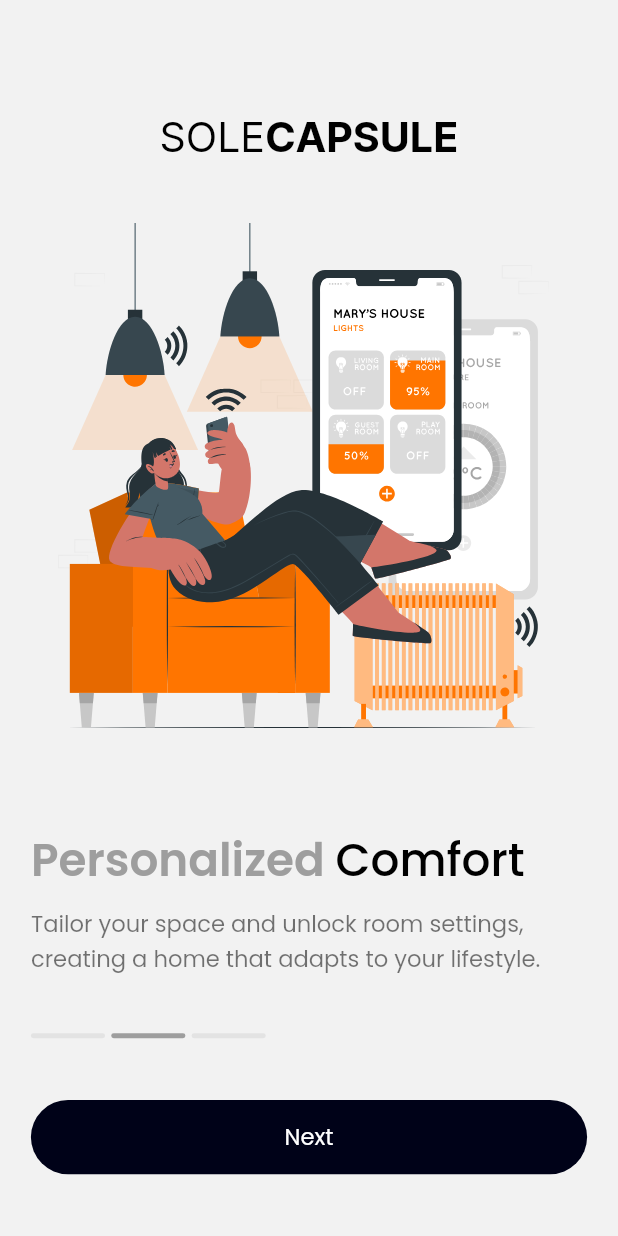
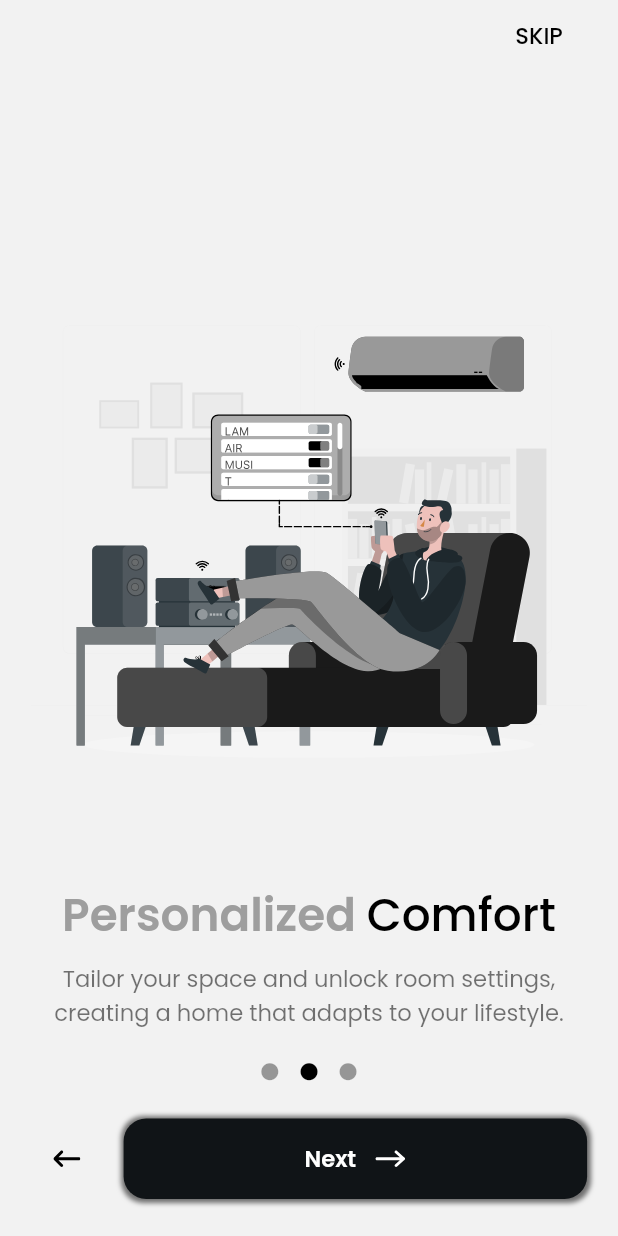
Before and after one commit to mideunlocked/sole-capsule, a Flutter app: the screen it shows after launch, after a tap on "Next", on a phone screen of 412 x 824 dp. Run offline on Flutter 3.47's test engine with Material 3 defaults, Android fonts, the phone set to English and light mode, and no system bars; drawn by our look-alikes of carousel_slider; our stand-ins replace cloud_firestore, firebase_auth, firebase_core, firebase_messaging, firebase_storage, flutter_blue_plus and 17 more; missing offline and left inert: encrypt, firebase_app_check, flutter_stripe, remove_bg, wifi_iot; accounts and stored records are empty; project files that could hold a hidden picture were left out.

Commit message:
new commit

```diff
--- a/lib/helpers/app_contants.dart
+++ b/lib/helpers/app_contants.dart
@@ -1,8 +1,8 @@
 class AppConstants {
   //onboarding constants
-  static const String onboarding1 = 'assets/images/1.svg';
-  static const String onboarding2 = 'assets/images/2.svg';
-  static const String onboarding3 = 'assets/images/3.svg';
+  static const String onboarding1 = 'assets/images/0.svg';
+  static const String onboarding2 = 'assets/images/onboarding/onboard.svg';
+  static const String onboarding3 = 'assets/images/onboarding/onboard2.svg';
   static const String onboarding4 = 'assets/images/4.svg';
 
   // icons
--- a/lib/screens/onboarding_screens/onboarding_screen.dart
+++ b/lib/screens/onboarding_screens/onboarding_screen.dart
@@ -1,12 +1,14 @@
+import 'package:carousel_slider/carousel_slider.dart';
 import 'package:flutter/material.dart';
+import 'package:flutter_svg/flutter_svg.dart';
 import 'package:provider/provider.dart';
 import 'package:sizer/sizer.dart';
+import 'package:video_player/video_player.dart';
 
 import '../../helpers/onboarding_data.dart';
 import '../../provider/theme_mode_provider.dart';
-import '../../widgets/general_widgets/app_name.dart';
-import '../../widgets/general_widgets/custom_button.dart';
 import '../../widgets/general_widgets/padded_screen_widget.dart';
+import '../../widgets/onboarding_widgets/onboarding_button.dart';
 import '../../widgets/onboarding_widgets/onboarding_indicator.dart';
 import '../../widgets/onboarding_widgets/onboarding_widget.dart';
 
@@ -22,76 +24,158 @@ class OnboardingScreen extends StatefulWidget {
 class _OnboardingScreenState extends State<OnboardingScreen> {
   int currentIndex = 0;
 
-  final pageController = PageController(initialPage: 0);
+  final carouselController = CarouselSliderController();
+
+  late VideoPlayerController _controller;
 
   @override
   void initState() {
     super.initState();
 
     Future.delayed(Duration.zero, resetThemeMode);
+    initVideoPlayer();
   }
 
-  @override
-  void dispose() {
-    super.dispose();
+  void initVideoPlayer() async {
+    String videoUrl = 'assets/videos/sole.mp4';
 
-    pageController.dispose();
+    _controller = VideoPlayerController.asset(videoUrl);
+
+    await _controller.initialize().then((_) {
+      setState(() {});
+      _controller.play();
+      _controller.setLooping(true);
+      _controller.setVolume(0);
+    });
   }
 
   @override
   Widget build(BuildContext context) {
-    var sizedBox = SizedBox(height: 5.h);
-
     return Scaffold(
-      body: PaddedScreenWidget(
-        child: Column(
+      body: Stack(
         children: [
-            sizedBox,
-            AppName(
-              size: 20.sp,
-            ),
-            sizedBox,
-            Expanded(
-              child: PageView.builder(
-                controller: pageController,
-                onPageChanged: (value) => setState(() => currentIndex = value),
-                itemCount: onboardingData.length,
-                itemBuilder: (ctx, index) => OnboardingWidget(
-                  onboarding: onboardingData[index],
+          Visibility(
+            visible: currentIndex == 0,
+            child: SizedBox(
+              height: 100.h,
+              width: 100.w,
+              child: AspectRatio(
+                aspectRatio: 16 / 9,
+                child: VideoPlayer(_controller),
               ),
             ),
           ),
-            SizedBox(
-              height: 0.4.h,
+          Visibility(
+            visible: currentIndex == 0,
+            child: Container(
+              height: 100.h,
               width: 100.w,
-              child: ListView.builder(
-                scrollDirection: Axis.horizontal,
-                physics: const NeverScrollableScrollPhysics(),
-                itemCount: 3,
-                itemBuilder: (ctx, index) {
-                  bool isCurrent = index == currentIndex;
-
-                  return OnboardingIndicator(isCurrent: isCurrent);
-                },
+              color: Colors.black54,
             ),
           ),
-            sizedBox,
-            CustomButton(
-              label: 'Next',
+          SafeArea(
+            child: PaddedScreenWidget(
+              padTop: false,
+              child: Column(
+                children: [
+                  Row(
+                    mainAxisAlignment: MainAxisAlignment.end,
+                    children: [
+                      TextButton(
+                        onPressed: () =>
+                            Navigator.pushNamed(context, '/WelcomeScreen'),
+                        child: Text(
+                          'SKIP',
+                          style: Theme.of(context)
+                              .textTheme
+                              .bodyMedium
+                              ?.copyWith(
+                                  fontWeight: FontWeight.w500,
+                                  color:
+                                      currentIndex == 0 ? Colors.white : null),
+                        ),
+                      ),
+                    ],
+                  ),
+                  const Spacer(),
+                  CarouselSlider(
+                    carouselController: carouselController,
+                    items: onboardingData
+                        .map(
+                          (e) => OnboardingWidget(
+                            onboarding: e,
+                            isColorOpposite: currentIndex == 0,
+                          ),
+                        )
+                        .toList(),
+                    options: CarouselOptions(
+                      initialPage: 0,
+                      viewportFraction: 1,
+                      enlargeCenterPage: false,
+                      reverse: false,
+                      height: 70.h,
+                      enableInfiniteScroll: false,
+                      onPageChanged: (index, _) =>
+                          setState(() => currentIndex = index),
+                    ),
+                  ),
+                  // const Spacer(),
+                  Row(
+                    mainAxisAlignment: MainAxisAlignment.center,
+                    children: [
+                      OnboardingIndicator(
+                        index: 0,
+                        currentIndex: currentIndex,
+                      ),
+                      OnboardingIndicator(
+                        index: 1,
+                        currentIndex: currentIndex,
+                      ),
+                      OnboardingIndicator(
+                        index: 2,
+                        currentIndex: currentIndex,
+                      ),
+                    ],
+                  ),
+                  SizedBox(height: 3.h),
+                  Row(
+                    mainAxisAlignment: MainAxisAlignment.spaceBetween,
+                    children: [
+                      Visibility(
+                        visible: currentIndex > 0,
+                        child: IconButton(
+                          onPressed: () {
+                            carouselController.previousPage(
+                              duration: const Duration(milliseconds: 800),
+                              curve: Curves.fastOutSlowIn,
+                            );
+                          },
+                          icon: SvgPicture.asset(
+                              'assets/icons/arrow_backward.svg'),
+                        ),
+                      ),
+                      OnboardingButton(
+                        width: currentIndex == 0 ? 90.w : 75.w,
+                        colorsOpposite: currentIndex == 0 ? true : false,
                         onTap: () {
                           if (currentIndex != 2) {
-                  pageController.nextPage(
-                    duration: const Duration(seconds: 1),
-                    curve: Curves.easeIn,
+                            carouselController.nextPage(
+                              duration: const Duration(milliseconds: 800),
+                              curve: Curves.fastOutSlowIn,
                             );
                           } else {
                             Navigator.pushNamed(context, '/WelcomeScreen');
                           }
                         },
                       ),
-            sizedBox,
                     ],
                   ),
+                  SizedBox(height: 3.h),
+                ],
+              ),
+            ),
+          ),
+        ],
       ),
     );
   }
--- /dev/null
+++ b/lib/widgets/onboarding_widgets/onboarding_button.dart
@@ -0,0 +1,63 @@
+import 'package:flutter/material.dart';
+import 'package:flutter_svg/flutter_svg.dart';
+import 'package:sizer/sizer.dart';
+
+class OnboardingButton extends StatelessWidget {
+  const OnboardingButton({
+    super.key,
+    this.onTap,
+    required this.width,
+    required this.colorsOpposite,
+  });
+
+  final Function()? onTap;
+  final double width;
+  final bool colorsOpposite;
+
+  @override
+  Widget build(BuildContext context) {
+    var borderRadius = BorderRadius.circular(15);
+
+    return Container(
+      width: width,
+      height: 6.5.h,
+      decoration: BoxDecoration(
+        borderRadius: borderRadius,
+        color: colorsOpposite ? Colors.white : const Color(0xFF101417),
+        boxShadow: [
+          BoxShadow(
+            color: colorsOpposite ? Colors.white30 : Colors.black54,
+            spreadRadius: !colorsOpposite ? 2 : 5,
+            blurStyle: BlurStyle.normal,
+            blurRadius: !colorsOpposite ? 2 : 5,
+            offset: const Offset(0.5, 0.5),
+          ),
+        ],
+      ),
+      alignment: Alignment.center,
+      child: InkWell(
+        onTap: onTap,
+        borderRadius: borderRadius,
+        splashColor: Colors.white,
+        child: Row(
+          mainAxisAlignment: MainAxisAlignment.center,
+          children: [
+            Text(
+              'Next',
+              style: TextStyle(
+                color: colorsOpposite ? Colors.black : Colors.white,
+                fontWeight: FontWeight.w600,
+              ),
+            ),
+            SizedBox(width: 3.w),
+            SvgPicture.asset(
+              'assets/icons/arrow_forward.svg',
+              // ignore: deprecated_member_use
+              color: colorsOpposite ? Colors.black : null,
+            ),
+          ],
+        ),
+      ),
+    );
+  }
+}
--- a/lib/widgets/onboarding_widgets/onboarding_indicator.dart
+++ b/lib/widgets/onboarding_widgets/onboarding_indicator.dart
@@ -1,25 +1,32 @@
 import 'package:flutter/material.dart';
 import 'package:sizer/sizer.dart';
-
-import '../../helpers/app_colors.dart';
 
 class OnboardingIndicator extends StatelessWidget {
   const OnboardingIndicator({
     super.key,
-    required this.isCurrent,
+    required this.index,
+    required this.currentIndex,
   });
 
-  final bool isCurrent;
+  final int index;
+  final int currentIndex;
 
   @override
   Widget build(BuildContext context) {
-    return Container(
-      height: 0.5.h,
-      width: 12.w,
-      margin: EdgeInsets.only(right: 1.w),
-      decoration: BoxDecoration(
-        color: isCurrent ? AppColors.primary : const Color(0xFFE3E3E3),
-        borderRadius: BorderRadius.circular(5),
+    bool isCurrent = index == currentIndex;
+
+    return Padding(
+      padding: EdgeInsets.symmetric(horizontal: 1.5.w),
+      child: Icon(
+        Icons.circle_rounded,
+        color: index == 0 && isCurrent
+            ? isCurrent
+                ? Colors.white
+                : Colors.white60
+            : isCurrent
+                ? Colors.black
+                : Colors.black38,
+        size: 10.sp,
       ),
     );
   }
--- a/lib/widgets/onboarding_widgets/onboarding_widget.dart
+++ b/lib/widgets/onboarding_widgets/onboarding_widget.dart
@@ -9,35 +9,49 @@ class OnboardingWidget extends StatelessWidget {
   const OnboardingWidget({
     super.key,
     required this.onboarding,
+    required this.isColorOpposite,
   });
 
   final Onboarding onboarding;
+  final bool isColorOpposite;
 
   @override
   Widget build(BuildContext context) {
     var of = Theme.of(context);
     var textTheme = of.textTheme;
     var titleMedium = textTheme.titleMedium;
-    var sizedBox = SizedBox(height: 5.h);
 
     return Column(
+      mainAxisAlignment: MainAxisAlignment.center,
       children: [
-        SvgPicture.asset(onboarding.illustration),
-        sizedBox,
-        SizedBox(height: 3.h),
+        SizedBox(height: 8.h),
+        SizedBox(
+          height: 35.h,
+          child: onboarding.illustration.contains('0')
+              ? SizedBox(
+                  height: 30.h,
+                )
+              : Center(
+                  child: SvgPicture.asset(
+                  onboarding.illustration,
+                  fit: BoxFit.cover,
+                )),
+        ),
+        SizedBox(height: 10.h),
         Row(
+          mainAxisAlignment: MainAxisAlignment.center,
           children: [
             Text(
               onboarding.title.first,
               style: titleMedium?.copyWith(
-                color: AppColors.primary,
+                color: isColorOpposite ? Colors.white : AppColors.primary,
               ),
             ),
             Text(
               onboarding.title.last,
               style: titleMedium?.copyWith(
                 fontWeight: FontWeight.w500,
-                color: Colors.black,
+                color: isColorOpposite ? Colors.white60 : Colors.black,
               ),
             ),
           ],
@@ -45,8 +59,9 @@ class OnboardingWidget extends StatelessWidget {
         SizedBox(height: 1.h),
         Text(
           onboarding.subtitle,
-          style: const TextStyle(
-            color: Colors.black54,
+          textAlign: TextAlign.center,
+          style: TextStyle(
+            color: isColorOpposite ? Colors.white60 : Colors.black54,
           ),
         ),
       ],
--- a/pubspec.yaml
+++ b/pubspec.yaml
@@ -28,6 +28,7 @@ dependencies:
   hive: ^2.2.3
   hive_flutter: ^1.1.0
   wifi_iot: ^0.3.19
+  carousel_slider: ^5.0.0
 
   #state management
   provider: ^6.1.1
@@ -69,7 +70,9 @@ flutter:
   uses-material-design: true
 
   assets:
+    - assets/images/onboarding/
     - assets/lottie/
+    - assets/videos/
     - assets/images/
     - assets/icons/
     - assets/logo/
```
Also changed, not shown: assets/icons/arrow_backward.svg (added), assets/icons/arrow_forward.svg (added), assets/images/onboarding/onboard.svg (added), assets/images/onboarding/onboard2.svg (added), assets/images/onboarding/screenshot.png (added), pubspec.lock, 1 other file. Lines whose indentation alone changed are shown as unchanged.
